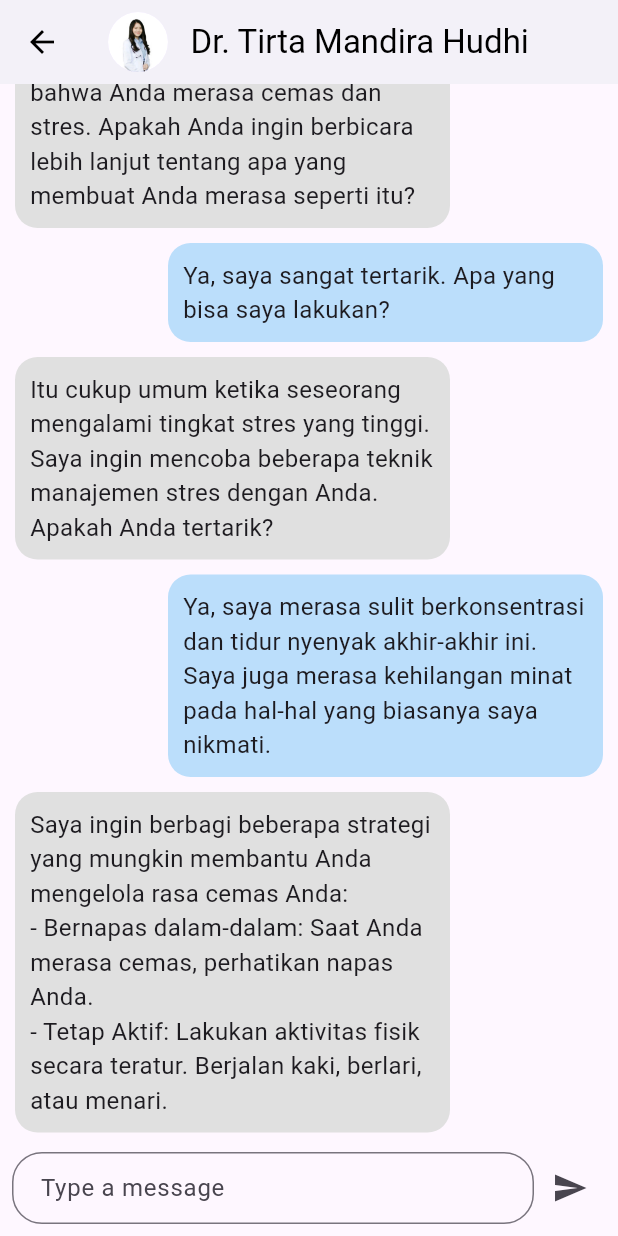
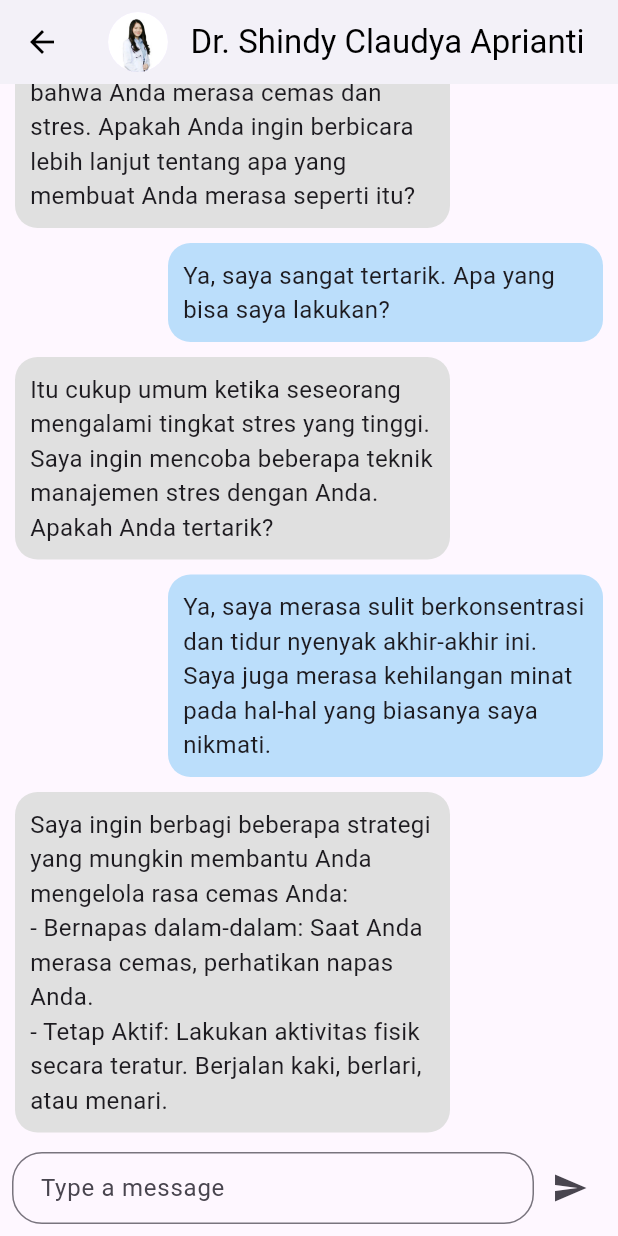
Before and after one commit to mohHafidz/insighted_with_flutter, a Flutter app: the ChatScreen screen opened directly, on a phone screen of 412 x 824 dp. Run offline on Flutter 3.47's test engine with Material 3 defaults, Android fonts, the phone set to English and light mode, and no system bars; our stand-ins replace cloud_firestore, firebase_core, firebase_storage, fluttertoast, image_picker, shimmer; accounts and stored records are empty.

Commit message:
penyempurnaan message page

```diff
--- a/lib/message.dart
+++ b/lib/message.dart
@@ -85,7 +85,7 @@ class _ChatScreenState extends State<ChatScreen> {
               width: 15,
             ),
             Text(
-              'Dr. Tirta Mandira Hudhi',
+              'Dr. Shindy Claudya Aprianti',
               style: TextStyle(color: Colors.black),
             ),
           ],
```
